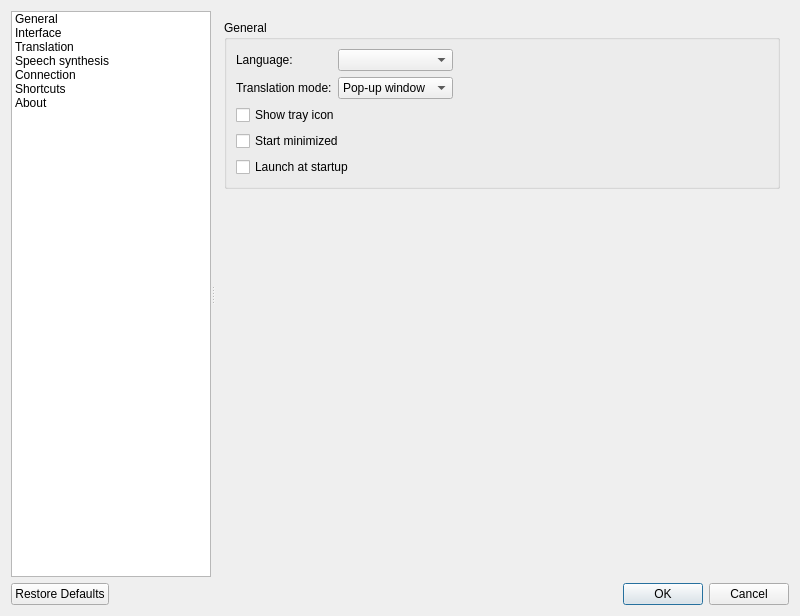
Old version of the form src/settings/settingsdialog.ui in the repository crow-translate/crow-translate.
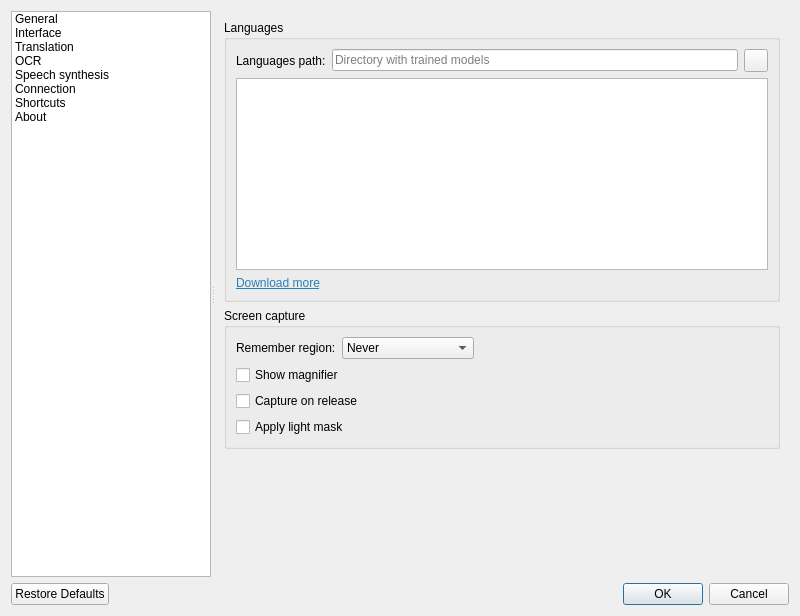
New version of the form. The open tabs and pages were chosen to show the change. Icons and pictures are not drawn. Custom widgets are drawn as their Qt base class.

The edit to the form file:
```diff
--- a/src/settings/settingsdialog.ui
+++ b/src/settings/settingsdialog.ui
@@ -77,6 +77,15 @@
          <normaloff>.</normaloff>.</iconset>
        </property>
       </item>
+      <item>
+       <property name="text">
+        <string>OCR</string>
+       </property>
+       <property name="icon">
+        <iconset theme="scanner">
+         <normaloff>.</normaloff>.</iconset>
+       </property>
+      </item>
       <item>
        <property name="text">
         <string>Speech synthesis</string>
@@ -714,6 +723,163 @@
         </item>
        </layout>
       </widget>
+      <widget class="QWidget" name="ocrPage">
+       <layout class="QVBoxLayout" name="ocrLayout">
+        <item>
+         <widget class="QGroupBox" name="ocrLanguagesGroupBox">
+          <property name="title">
+           <string>Languages</string>
+          </property>
+          <layout class="QGridLayout" name="ocrLanguagesLayout">
+           <item row="0" column="1">
+            <widget class="QLineEdit" name="ocrLanguagesPathEdit">
+             <property name="placeholderText">
+              <string>Directory with trained models</string>
+             </property>
+            </widget>
+           </item>
+           <item row="0" column="0">
+            <widget class="QLabel" name="ocrLanguagesPathLabel">
+             <property name="text">
+              <string>Languages path:</string>
+             </property>
+            </widget>
+           </item>
+           <item row="0" column="2">
+            <widget class="QToolButton" name="ocrLanguagesPathButton">
+             <property name="toolTip">
+              <string>Select OCR languages path</string>
+             </property>
+             <property name="icon">
+              <iconset theme="folder">
+               <normaloff>.</normaloff>.</iconset>
+             </property>
+            </widget>
+           </item>
+           <item row="2" column="0" colspan="3">
+            <widget class="OcrLanguagesListWidget" name="ocrLanguagesListWidget">
+             <property name="toolTip">
+              <string>Loading additional languages will impact both speed and accuracy,
+as there is more work to do to decide on the applicable language,
+and there is more chance of hallucinating incorrect words.</string>
+             </property>
+            </widget>
+           </item>
+           <item row="3" column="0">
+            <widget class="QLabel" name="downloadMoreLabel">
+             <property name="text">
+              <string>&lt;html&gt;&lt;head/&gt;&lt;body&gt;&lt;p&gt;&lt;a href=&quot;https://github.com/tesseract-ocr/tessdata&quot;&gt;&lt;span style=&quot; text-decoration: underline; color:#2980b9;&quot;&gt;Download more&lt;/span&gt;&lt;/a&gt;&lt;/p&gt;&lt;/body&gt;&lt;/html&gt;</string>
+             </property>
+            </widget>
+           </item>
+          </layout>
+         </widget>
+        </item>
+        <item>
+         <widget class="QGroupBox" name="screenCaptureGroupBox">
+          <property name="title">
+           <string>Screen capture</string>
+          </property>
+          <layout class="QGridLayout" name="screenCaptureLayout">
+           <item row="0" column="0">
+            <widget class="QLabel" name="rememverRegionLabel">
+             <property name="sizePolicy">
+              <sizepolicy hsizetype="Minimum" vsizetype="Minimum">
+               <horstretch>0</horstretch>
+               <verstretch>0</verstretch>
+              </sizepolicy>
+             </property>
+             <property name="text">
+              <string>Remember region:</string>
+             </property>
+            </widget>
+           </item>
+           <item row="1" column="0" colspan="3">
+            <widget class="QCheckBox" name="showMagnifierCheckBox">
+             <property name="toolTip">
+              <string>Show a magnifier next to the cursor</string>
+             </property>
+             <property name="text">
+              <string>Show magnifier</string>
+             </property>
+            </widget>
+           </item>
+           <item row="3" column="0" colspan="2">
+            <widget class="QCheckBox" name="applyLightMaskCheckBox">
+             <property name="toolTip">
+              <string>Apply a slight fog to the unselected part</string>
+             </property>
+             <property name="text">
+              <string>Apply light mask</string>
+             </property>
+            </widget>
+           </item>
+           <item row="0" column="2">
+            <spacer name="screenCaptureBoxSpacer">
+             <property name="orientation">
+              <enum>Qt::Horizontal</enum>
+             </property>
+             <property name="sizeHint" stdset="0">
+              <size>
+               <width>40</width>
+               <height>20</height>
+              </size>
+             </property>
+            </spacer>
+           </item>
+           <item row="0" column="1">
+            <widget class="QComboBox" name="rememberRegionComboBox">
+             <property name="toolTip">
+              <string>When to remember the last captured region</string>
+             </property>
+             <item>
+              <property name="text">
+               <string>Never</string>
+              </property>
+             </item>
+             <item>
+              <property name="text">
+               <string>Remember last</string>
+              </property>
+             </item>
+             <item>
+              <property name="text">
+               <string>Remember always</string>
+              </property>
+             </item>
+            </widget>
+           </item>
+           <item row="2" column="0" colspan="3">
+            <widget class="QCheckBox" name="captureOnReleaseCheckBox">
+             <property name="enabled">
+              <bool>true</bool>
+             </property>
+             <property name="toolTip">
+              <string>Finish capturing the fragment when the mouse button is released</string>
+             </property>
+             <property name="text">
+              <string>Capture on release</string>
+             </property>
+            </widget>
+           </item>
+          </layout>
+         </widget>
+        </item>
+        <item>
+         <spacer name="ocrSpacer">
+          <property name="orientation">
+           <enum>Qt::Vertical</enum>
+          </property>
+          <property name="sizeHint" stdset="0">
+           <size>
+            <width>20</width>
+            <height>40</height>
+           </size>
+          </property>
+         </spacer>
+        </item>
+       </layout>
+      </widget>
       <widget class="QWidget" name="speechPage">
        <layout class="QVBoxLayout" name="speechLayout">
         <item>
@@ -1343,6 +1509,11 @@
     <signal>currentItemChanged(ShortcutItem*)</signal>
    </slots>
   </customwidget>
+  <customwidget>
+   <class>OcrLanguagesListWidget</class>
+   <extends>QListWidget</extends>
+   <header>settings/ocrlanguageslistwidget.h</header>
+  </customwidget>
  </customwidgets>
  <resources>
   <include location="../../data/icons/engines/engines.qrc"/>
```
Left out of the diff: 34 changed lines with no effect on the pictures.
